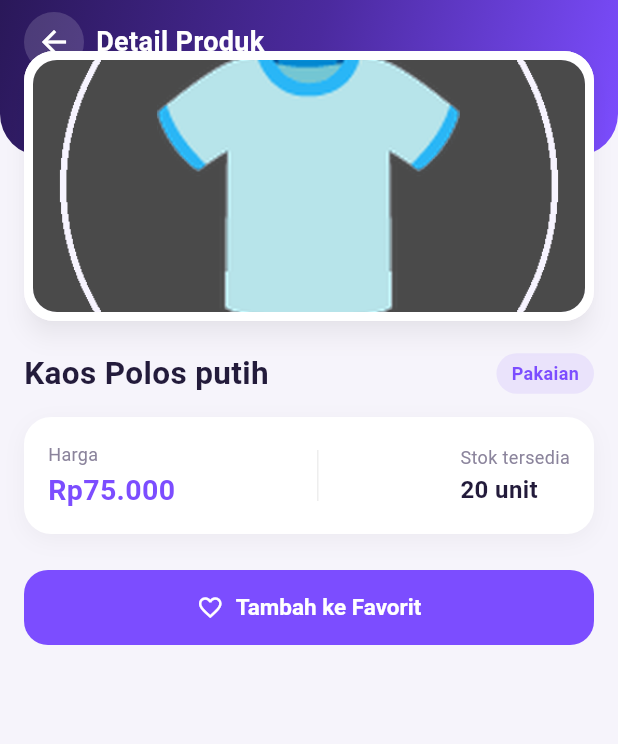
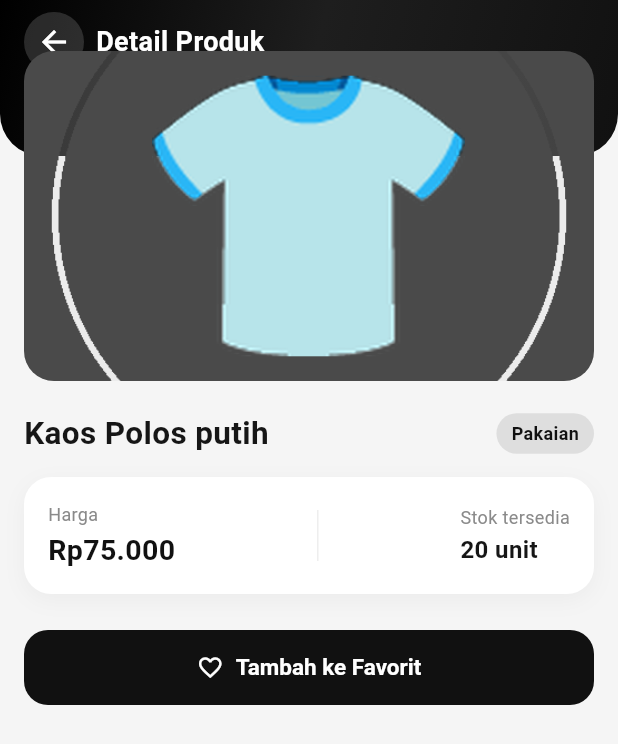
Before and after one commit to 12512512010011101/10-Catalog-Product, a Flutter app: the DetailPage screen opened directly with sample values from the repository, on a phone screen of 412 x 824 dp. Shown: the top 744 px of the screen. Run offline on Flutter 3.47's test engine with Material 3 defaults, Android fonts, the phone set to English and light mode, and no system bars.

Commit message:
slide detail produk

```diff
--- a/lib/models/product.dart
+++ b/lib/models/product.dart
@@ -1,13 +1,13 @@
 // Model data untuk satu produk.
-// Dibuat sebagai class biasa (bukan immutable) supaya gampang di-update
-// field isFavorite-nya langsung tanpa perlu bikin objek baru.
+// Sekarang mendukung LEBIH DARI SATU gambar (imagePaths), supaya bisa
+// ditampilkan sebagai slideshow/carousel otomatis di halaman detail.
 class Product {
   final String id;
   final String name;
   final String category;
   final double price;
   final int stock;
-  final String imagePath;
+  final List<String> imagePaths; // <- ganti dari imagePath tunggal jadi list
   bool isFavorite;
 
   Product({
@@ -16,7 +16,12 @@ class Product {
     required this.category,
     required this.price,
     required this.stock,
-    this.imagePath = '',
+    List<String>? imagePaths,
+    String imagePath = '', // tetap diterima untuk kompatibilitas kode lama
     this.isFavorite = false,
-  });
+  }) : imagePaths = imagePaths ?? (imagePath.isNotEmpty ? [imagePath] : []);
+
+  /// Getter bantu: gambar pertama saja (dipakai di list/card kecil
+  /// yang cuma butuh satu thumbnail, tidak perlu slideshow).
+  String get imagePath => imagePaths.isNotEmpty ? imagePaths.first : '';
 }
--- a/lib/screens/detail_page.dart
+++ b/lib/screens/detail_page.dart
@@ -1,4 +1,5 @@
 import 'package:flutter/material.dart';
+import '../widgets/auto_slide_gallery.dart';
 import '../models/product.dart';
 import '../theme/app_theme.dart';
 
@@ -69,39 +70,10 @@ class _DetailPageState extends State<DetailPage> {
                   children: [
                     // Gambar produk mengambang di atas header, mirip kartu
                     // rumah sakit yang menumpuk di atas gradient pada referensi.
-                    Material(
-                      elevation: 6,
-                      shadowColor: Colors.black26,
-                      borderRadius: BorderRadius.circular(20),
-                      child: Container(
-                        width: double.infinity,
-                        height: 180,
-                        decoration: BoxDecoration(
-                          color: Colors.white,
-                          borderRadius: BorderRadius.circular(20),
-                        ),
-                        padding: const EdgeInsets.all(6),
-                        child: Hero(
-                          tag: 'product-image-${product.id}',
-                          child: ClipRRect(
-                            borderRadius: BorderRadius.circular(16),
-                            child: Container(
-                              color: AppColors.primary.withValues(alpha: 0.08),
-                              child: product.imagePath.isNotEmpty
-                                  ? Image.asset(
-                                      product.imagePath,
-                                      fit: BoxFit.cover,
-                                      errorBuilder: (context, error, stackTrace) => const Icon(
-                                        Icons.image_not_supported,
-                                        size: 56,
-                                        color: AppColors.primary,
-                                      ),
-                                    )
-                                  : const Icon(Icons.shopping_bag_outlined, size: 56, color: AppColors.primary),
-                            ),
-                          ),
-                        ),
-                      ),
+                    AutoSlideGallery(
+                      imagePaths: product.imagePaths,
+                      height: 220,
+                      heroTag: 'product-image-${product.id}',
                     ),
                     const SizedBox(height: 20),
                     Row(
--- a/lib/theme/app_theme.dart
+++ b/lib/theme/app_theme.dart
@@ -5,22 +5,23 @@ import 'package:flutter/material.dart';
 class AppColors {
   AppColors._();
 
-  static const Color primary = Color(0xFF7C4DFF);
-  static const Color primaryDark = Color(0xFF2A1859);
-  static const Color primaryLight = Color(0xFFB39DFF);
+  // Tema baru: hitam elegan + putih bersih, terinspirasi referensi.
+  static const Color primary = Color(0xFF111111);      // hitam pekat (tombol, header)
+  static const Color primaryDark = Color(0xFF000000);
+  static const Color primaryLight = Color(0xFF3A3A3A);
 
-  static const Color background = Color(0xFFF6F4FB);
+  static const Color background = Color(0xFFF5F5F5);   // abu sangat muda
   static const Color surface = Colors.white;
 
-  static const Color textDark = Color(0xFF231B3B);
-  static const Color textMuted = Color(0xFF8B849C);
+  static const Color textDark = Color(0xFF161616);
+  static const Color textMuted = Color(0xFF8A8A8A);
 
-  static const Color favorite = Color(0xFFFF5A7A);
+  static const Color favorite = Color(0xFFFF3B5C);      // merah pink untuk love/heart
 
   static const LinearGradient headerGradient = LinearGradient(
     begin: Alignment.topLeft,
     end: Alignment.bottomRight,
-    colors: [primaryDark, Color(0xFF4B2A9E), primary],
+    colors: [primaryDark, Color(0xFF1E1E1E), primary],
   );
 }
 
--- /dev/null
+++ b/lib/widgets/auto_slide_gallery.dart
@@ -0,0 +1,131 @@
+import 'dart:async';
+import 'package:flutter/material.dart';
+import '../theme/app_theme.dart';
+
+/// Galeri gambar produk yang otomatis geser sendiri (auto-slide),
+/// dengan jeda MINIMAL 1.5 detik antar gambar, dan bisa juga digeser
+/// manual oleh user (nanti timer akan lanjut lagi otomatis).
+class AutoSlideGallery extends StatefulWidget {
+  final List<String> imagePaths;
+  final double height;
+  final Duration interval;
+  final String heroTag;
+
+  const AutoSlideGallery({
+    super.key,
+    required this.imagePaths,
+    this.height = 260,
+    this.interval = const Duration(milliseconds: 2000), // <- 1.5 detik
+    required this.heroTag,
+  });
+
+  @override
+  State<AutoSlideGallery> createState() => _AutoSlideGalleryState();
+}
+
+class _AutoSlideGalleryState extends State<AutoSlideGallery> {
+  late final PageController _controller;
+  Timer? _timer;
+  int _currentIndex = 0;
+
+  @override
+  void initState() {
+    super.initState();
+    _controller = PageController();
+    _startAutoSlide();
+  }
+
+  void _startAutoSlide() {
+    // Kalau gambar cuma 1 atau kosong, tidak perlu auto-slide.
+    if (widget.imagePaths.length <= 1) return;
+
+    _timer = Timer.periodic(widget.interval, (_) {
+      if (!mounted || !_controller.hasClients) return;
+
+      final isLast = _currentIndex == widget.imagePaths.length - 1;
+      final nextIndex = isLast ? 0 : _currentIndex + 1;
+
+      _controller.animateToPage(
+        nextIndex,
+        duration: const Duration(milliseconds: 400),
+        curve: Curves.easeInOut,
+      );
+    });
+  }
+
+  @override
+  void dispose() {
+    _timer?.cancel(); // WAJIB: hentikan timer saat halaman ditutup
+    _controller.dispose();
+    super.dispose();
+  }
+
+  @override
+  Widget build(BuildContext context) {
+    final images = widget.imagePaths;
+
+    if (images.isEmpty) {
+      return Container(
+        height: widget.height,
+        decoration: BoxDecoration(
+          color: AppColors.primary.withValues(alpha: 0.06),
+          borderRadius: BorderRadius.circular(20),
+        ),
+        child: const Icon(Icons.shopping_bag_outlined, size: 56, color: AppColors.primary),
+      );
+    }
+
+    return Column(
+      children: [
+        SizedBox(
+          height: widget.height,
+          child: Hero(
+            tag: widget.heroTag,
+            child: ClipRRect(
+              borderRadius: BorderRadius.circular(20),
+              child: PageView.builder(
+                controller: _controller,
+                itemCount: images.length,
+                onPageChanged: (index) => setState(() => _currentIndex = index),
+                itemBuilder: (context, index) {
+                  return Container(
+                    color: AppColors.primary.withValues(alpha: 0.06),
+                    child: Image.asset(
+                      images[index],
+                      fit: BoxFit.cover,
+                      errorBuilder: (context, error, stackTrace) => const Icon(
+                        Icons.image_not_supported,
+                        size: 56,
+                        color: AppColors.primary,
+                      ),
+                    ),
+                  );
+                },
+              ),
+            ),
+          ),
+        ),
+        if (images.length > 1) ...[
+          const SizedBox(height: 10),
+          // Dot indicator kecil di bawah gambar
+          Row(
+            mainAxisAlignment: MainAxisAlignment.center,
+            children: List.generate(images.length, (index) {
+              final isActive = index == _currentIndex;
+              return AnimatedContainer(
+                duration: const Duration(milliseconds: 250),
+                margin: const EdgeInsets.symmetric(horizontal: 3),
+                width: isActive ? 18 : 6,
+                height: 6,
+                decoration: BoxDecoration(
+                  color: isActive ? AppColors.primary : Colors.grey.shade300,
+                  borderRadius: BorderRadius.circular(4),
+                ),
+              );
+            }),
+          ),
+        ],
+      ],
+    );
+  }
+}
```
Also changed, not shown: lib/data/dummy_products.dart (+42 -3 lines).
